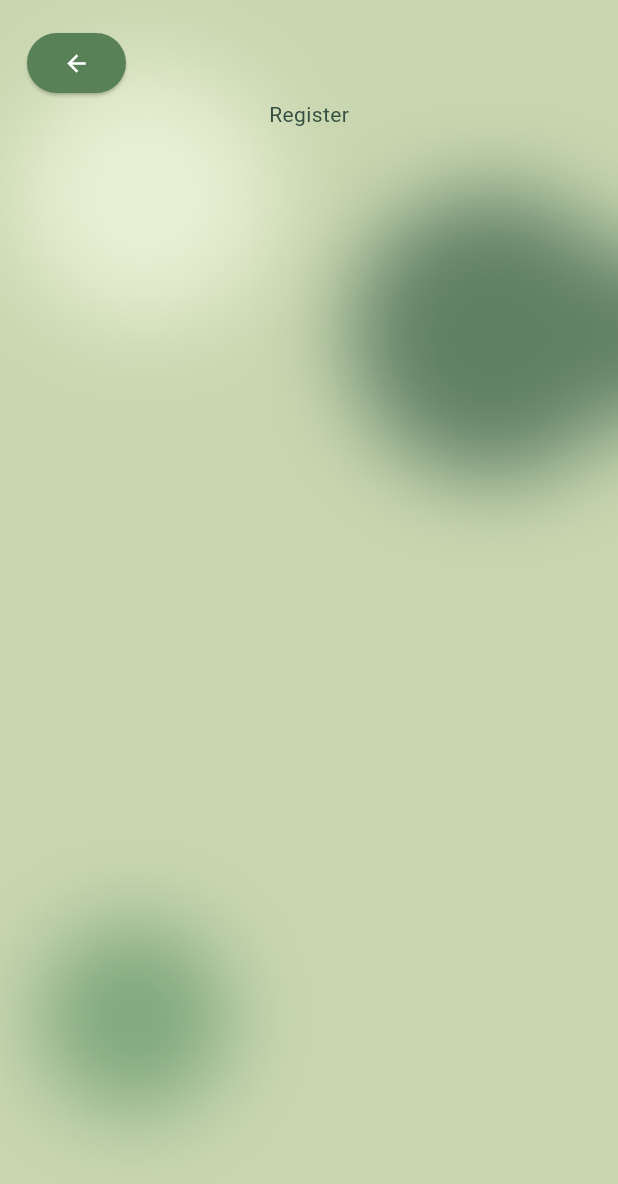
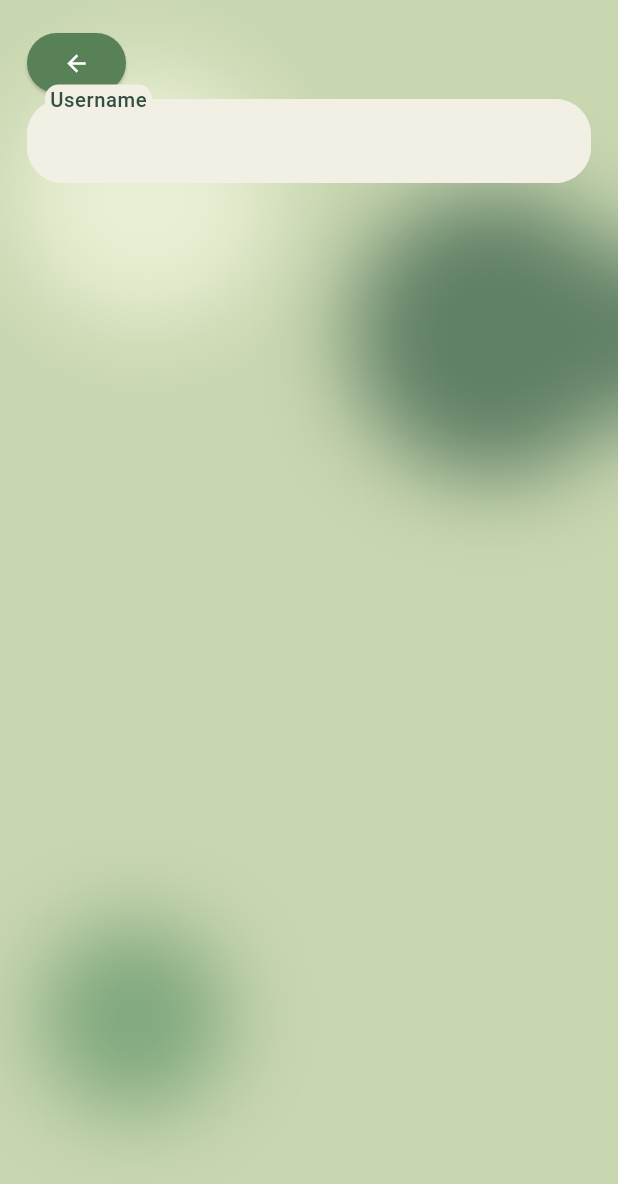
Before and after one commit to trans-dam/TicTic-solution-classe, a Flutter app: the Register screen opened by its route, on a phone screen of 412 x 824 dp. Shown: the top 1184 px of the screen. Run offline on Flutter 3.47's test engine with Material 3 defaults, Android fonts, the phone set to English and light mode, and no system bars; our stand-ins replace flutter_localization, flutter_svg.

Commit message:
init formInput

```diff
--- a/code/tictic/lib/constants/sizes.dart
+++ b/code/tictic/lib/constants/sizes.dart
@@ -2,6 +2,7 @@ const kLogoSizeRatioWelcome = 0.15;
 const kVerticalSpacing = 20.0;
 const kTextSliderHeight = 60.0;
 const kBorderRadius = 12.0;
+const kBorderRadiusInput = 24.0;
 const kDiverHeight = 10.0;
 
 const kHorizontalPaddingXS = kHorizontalPaddingS / 2;
--- a/code/tictic/lib/l10n/app_en.arb
+++ b/code/tictic/lib/l10n/app_en.arb
@@ -4,6 +4,7 @@
   "or": "or",
   "login": "Login",
   "register": "Register",
+  "username_label": "Username",
   "text_slide_1": "Financial harmony in your groups, made simple!",
   "text_slide_2": "Instant calculations, fairness guaranteed with TicTic!",
   "text_slide_3": "Tedious math? No thanks. Choose simplicity with TicTic!",
--- a/code/tictic/lib/l10n/app_fr.arb
+++ b/code/tictic/lib/l10n/app_fr.arb
@@ -4,6 +4,7 @@
   "or": "ou",
   "login": "Connexion",
   "register": "Inscription",
+  "username_label": "Nom d'utilisateur",
   "text_slide_1": "L’harmonie financière dans vos groupes, en toute simplicité !",
   "text_slide_2": "Calculs instantanés, équité garantie avec TicTic !",
   "text_slide_3": "Calculs fastidieux ? Non merci. Optez pour la simplicité avec TicTic !",
--- a/code/tictic/lib/l10n/app_localizations.dart
+++ b/code/tictic/lib/l10n/app_localizations.dart
@@ -125,6 +125,12 @@ abstract class AppLocalizations {
   /// **'Register'**
   String get register;
 
+  /// No description provided for @username_label.
+  ///
+  /// In en, this message translates to:
+  /// **'Username'**
+  String get username_label;
+
   /// No description provided for @text_slide_1.
   ///
   /// In en, this message translates to:
--- a/code/tictic/lib/l10n/app_localizations_en.dart
+++ b/code/tictic/lib/l10n/app_localizations_en.dart
@@ -24,6 +24,9 @@ class AppLocalizationsEn extends AppLocalizations {
   String get register => 'Register';
 
   @override
+  String get username_label => 'Username';
+
+  @override
   String get text_slide_1 => 'Financial harmony in your groups, made simple!';
 
   @override
--- a/code/tictic/lib/l10n/app_localizations_fr.dart
+++ b/code/tictic/lib/l10n/app_localizations_fr.dart
@@ -24,6 +24,9 @@ class AppLocalizationsFr extends AppLocalizations {
   String get register => 'Inscription';
 
   @override
+  String get username_label => 'Nom d\'utilisateur';
+
+  @override
   String get text_slide_1 => 'L’harmonie financière dans vos groupes, en toute simplicité !';
 
   @override
--- a/code/tictic/lib/main.dart
+++ b/code/tictic/lib/main.dart
@@ -3,7 +3,6 @@ import 'package:flutter_localization/flutter_localization.dart';
 import 'package:flutter_localizations/flutter_localizations.dart';
 import 'package:tictic/l10n/app_localizations.dart';
 import 'package:tictic/routes.dart';
-import 'package:tictic/screens/welcome/welcome.dart';
 import './constants/colors.dart';
 
 Future<void> main() async {
--- a/code/tictic/lib/screens/register/register.dart
+++ b/code/tictic/lib/screens/register/register.dart
@@ -1,5 +1,8 @@
 import 'package:flutter/material.dart';
+import 'package:tictic/constants/colors.dart';
+import 'package:tictic/constants/fonts.dart';
 import 'package:tictic/constants/sizes.dart';
+import 'package:tictic/l10n/app_localizations.dart';
 import 'package:tictic/screens/scaffold_with_image.dart';
 
 class Register extends StatelessWidget {
@@ -25,7 +28,43 @@ class Register extends StatelessWidget {
                 ),
               ],
             ),
-            Text("Register"),
+            Form(
+              child: Padding(
+                padding: const EdgeInsets.symmetric(
+                  horizontal: kHorizontalPadding,
+                ),
+                child: Column(
+                  children: [
+                    TextFormField(
+                      decoration: InputDecoration(
+                        label: Container(
+                          padding: EdgeInsets.symmetric(
+                            horizontal: kHorizontalPaddingXS,
+                            vertical: kVerticalPaddingXS,
+                          ),
+                          decoration: BoxDecoration(color: kBackgroundColor,
+                              borderRadius: BorderRadius.all(
+                              Radius.circular(kBorderRadius))),
+                          child: Text(
+                            AppLocalizations.of(context)!.username_label,
+                            style: kLabelStyle,
+                          ),
+                        ),
+                        enabledBorder: OutlineInputBorder(
+                          borderRadius: BorderRadius.circular(
+                            kBorderRadiusInput,
+                          ),
+                          borderSide: BorderSide(color: kBackgroundColor),
+                          gapPadding: 0,
+                        ),
+                        floatingLabelBehavior: FloatingLabelBehavior.always,
+                        fillColor: kBackgroundColor,
+                      ),
+                    ),
+                  ],
+                ),
+              ),
+            ),
           ],
         ),
       ),
```
